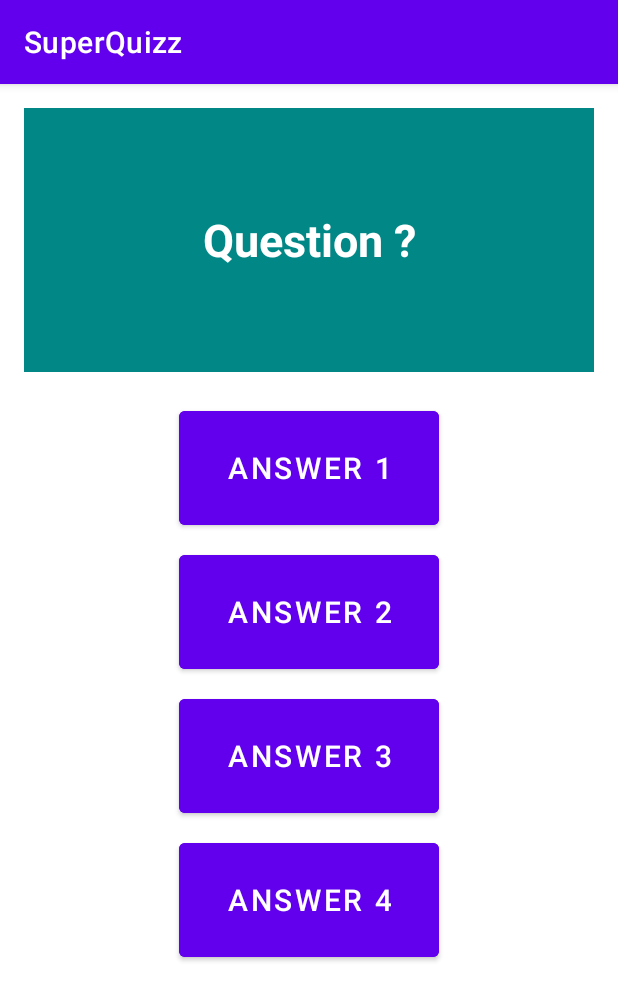
After one commit to lolotoms/superQuizz, an Android app: the fragment QuizzFragment placed in its activity, on a phone screen of 412 x 824 dp. The commit adds this screen. Shown: the top 1001 px of the screen. Run offline under Robolectric (Android 15) with nearby library versions, the phone set to English and light mode, and no system bars.

Commit message:
third chapter

```diff
--- /dev/null
+++ b/app/src/main/java/com/example/superquizz/QuizzFragment.java
@@ -0,0 +1,39 @@
+package com.example.superquizz;
+
+import android.os.Bundle;
+
+import androidx.fragment.app.Fragment;
+
+import android.view.LayoutInflater;
+import android.view.View;
+import android.view.ViewGroup;
+
+/**
+ * A simple {@link Fragment} subclass.
+ * Use the {@link QuizzFragment#newInstance} factory method to
+ * create an instance of this fragment.
+ */
+public class QuizzFragment extends Fragment {
+
+    public QuizzFragment() {
+        // Required empty public constructor
+    }
+
+    // TODO: Rename and change types and number of parameters
+    public static QuizzFragment newInstance() {
+        QuizzFragment fragment = new QuizzFragment();
+        return fragment;
+    }
+
+    @Override
+    public void onCreate(Bundle savedInstanceState) {
+        super.onCreate(savedInstanceState);
+    }
+
+    @Override
+    public View onCreateView(LayoutInflater inflater, ViewGroup container,
+                             Bundle savedInstanceState) {
+        // Inflate the layout for this fragment
+        return inflater.inflate(R.layout.fragment_quizz, container, false);
+    }
+}
--- a/app/src/main/java/com/example/superquizz/WelcomeFragment.java
+++ b/app/src/main/java/com/example/superquizz/WelcomeFragment.java
@@ -5,7 +5,11 @@ import android.os.Bundle;
 import androidx.annotation.NonNull;
 import androidx.annotation.Nullable;
 import androidx.fragment.app.Fragment;
+import androidx.fragment.app.FragmentManager;
+import androidx.fragment.app.FragmentTransaction;
 
+import android.text.Editable;
+import android.text.TextWatcher;
 import android.view.LayoutInflater;
 import android.view.View;
 import android.view.ViewGroup;
@@ -73,7 +77,39 @@ public class WelcomeFragment extends Fragment {
     @Override
     public void onViewCreated(@NonNull View view, @Nullable Bundle savedInstanceState) {
         super.onViewCreated(view, savedInstanceState);
-        binding.playButton.setEnabled(false);
+        binding.welcomeFragmentPlayButton.setEnabled(false);
+        binding.welcomeFragmentUsernameEditText.addTextChangedListener(new TextWatcher() {
+            @Override
+            public void beforeTextChanged(CharSequence s, int start, int count, int after) {
 
+            }
+
+            @Override
+            public void onTextChanged(CharSequence s, int start, int before, int count) {
+
+            }
+
+            @Override
+            public void afterTextChanged(Editable s) {
+                binding.welcomeFragmentPlayButton.setEnabled(!s.toString().isEmpty());
+            }
+        });
+        binding.welcomeFragmentPlayButton.setOnClickListener(new View.OnClickListener(){
+            @Override
+            public void onClick(View v){
+                FragmentManager fragmentManager = getParentFragmentManager();
+                FragmentTransaction fragmentTransaction = fragmentManager.beginTransaction();
+                QuizzFragment quizFragment = QuizzFragment.newInstance();
+                fragmentTransaction.add(R.id.fragment_container_view, quizFragment);
+                //fragmentTransaction.addToBackStack(null);
+                fragmentTransaction.commit();
+            }
+        });
+    }
+
+    @Override
+    public void onStart() {
+        super.onStart();
+        binding.welcomeFragmentPlayButton.setEnabled(false);
     }
 }
--- /dev/null
+++ b/app/src/main/res/layout/fragment_quizz.xml
@@ -0,0 +1,113 @@
+<?xml version="1.0" encoding="utf-8"?>
+<LinearLayout xmlns:android="http://schemas.android.com/apk/res/android"
+    xmlns:tools="http://schemas.android.com/tools"
+    android:id="@+id/quizzFragment"
+    android:layout_width="match_parent"
+    android:layout_height="match_parent"
+    android:orientation="vertical"
+    android:background="@color/white"
+    android:gravity="center_horizontal">
+
+    <!-- TODO: Update blank fragment layout -->
+    <TextView
+        android:id="@+id/quizzFragment_questionTextView"
+        android:layout_width="match_parent"
+        android:layout_height="0dp"
+        android:layout_margin="16dp"
+        android:padding="4dp"
+        android:layout_weight="2"
+        android:background="@color/teal_700"
+        android:gravity="center"
+        android:textColor="@color/white"
+        android:textSize="30sp"
+        android:textStyle="bold"
+        android:text="@string/question_text" />
+
+    <Button
+        android:id="@+id/quizzFragment_answer1Button"
+        android:layout_width="wrap_content"
+        android:layout_height="0dp"
+        android:layout_weight="1"
+        android:layout_margin="4dp"
+        android:paddingVertical="16dp"
+        android:paddingHorizontal="32dp"
+        android:textSize="20sp"
+        android:textColor="@color/white"
+        android:backgroundTint="#6200EE"
+        android:text="@string/answer1"/>
+
+    <Button
+        android:id="@+id/quizzFragment_answer2Button"
+        android:layout_width="wrap_content"
+        android:layout_height="0dp"
+        android:layout_weight="1"
+        android:layout_margin="4dp"
+        android:paddingVertical="16dp"
+        android:paddingHorizontal="32dp"
+        android:textSize="20sp"
+        android:textColor="@color/white"
+        android:backgroundTint="#6200EE"
+        android:text="@string/answer2"/>
+
+    <Button
+        android:id="@+id/quizzFragment_answer3Button"
+        android:layout_width="wrap_content"
+        android:layout_height="0dp"
+        android:layout_weight="1"
+        android:layout_margin="4dp"
+        android:paddingVertical="16dp"
+        android:paddingHorizontal="32dp"
+        android:textSize="20sp"
+        android:textColor="@color/white"
+        android:backgroundTint="#6200EE"
+        android:text="@string/answer3"/>
+
+    <Button
+        android:id="@+id/quizzFragment_answer4Button"
+        android:layout_width="wrap_content"
+        android:layout_height="0dp"
+        android:layout_weight="1"
+        android:layout_margin="4dp"
+        android:paddingVertical="16dp"
+        android:paddingHorizontal="32dp"
+        android:textSize="20sp"
+        android:textColor="@color/white"
+        android:backgroundTint="#6200EE"
+        android:text="@string/answer4"/>
+
+    <LinearLayout
+        android:id="@+id/quizzFragment_validityFragment"
+        android:layout_width="match_parent"
+        android:layout_height="0dp"
+        android:layout_weight="2"
+        android:orientation="horizontal"
+        android:gravity="center">
+
+        <TextView
+            android:id="@+id/validityFragment_validityText"
+            android:layout_width="wrap_content"
+            android:layout_height="wrap_content"
+            android:textColor="@color/black"
+            android:layout_margin="8dp"
+            android:padding="16dp"
+            android:textSize="24sp"
+            android:textStyle="bold"
+            android:text="@string/validity_text"
+            android:textAlignment="textEnd"
+            android:visibility="invisible"
+            tools:visibility="visible" />
+
+        <Button
+            android:id="@+id/next_button"
+            android:layout_width="wrap_content"
+            android:layout_height="wrap_content"
+            android:backgroundTint="#767573"
+            android:layout_margin="8dp"
+            android:padding="16dp"
+            android:textSize="18sp"
+            android:text="@string/next_button"
+            android:visibility="invisible"
+            tools:visibility="visible"/>
+    </LinearLayout>
+
+</LinearLayout>
--- a/app/src/main/res/layout/fragment_welcome.xml
+++ b/app/src/main/res/layout/fragment_welcome.xml
@@ -1,6 +1,7 @@
 <?xml version="1.0" encoding="utf-8"?>
 <LinearLayout xmlns:android="http://schemas.android.com/apk/res/android"
     xmlns:tools="http://schemas.android.com/tools"
+    android:id="@+id/welcomeFragment"
     android:layout_width="match_parent"
     android:layout_height="match_parent"
     android:orientation="vertical"
@@ -9,7 +10,7 @@
 
     <!-- TODO: Update blank fragment layout -->
       <TextView
-        android:id="@+id/welcomeTextView"
+        android:id="@+id/welcomeFragment_welcomeTextView"
         android:layout_width="wrap_content"
         android:layout_height="wrap_content"
         android:layout_gravity="center"
@@ -23,7 +24,7 @@
           android:textColor="@color/black"/>
 
     <TextView
-        android:id="@+id/usernameTextView"
+        android:id="@+id/welcomeFragment_usernameTextView"
         android:layout_width="match_parent"
         android:layout_height="56dp"
         android:gravity="center_horizontal"
@@ -32,7 +33,7 @@
         android:textSize="20sp"
         android:textStyle="bold" />
     <EditText
-        android:id="@+id/usernameEditText"
+        android:id="@+id/welcomeFragment_usernameEditText"
         android:layout_width="match_parent"
         android:layout_height="wrap_content"
         android:layout_marginStart="16dp"
@@ -41,7 +42,7 @@
         android:hint="@string/your_name_edittext"/>
 
     <Button
-        android:id="@+id/playButton"
+        android:id="@+id/welcomeFragment_playButton"
         android:layout_width="wrap_content"
         android:layout_height="wrap_content"
         android:layout_margin="16dp"
--- a/app/src/main/res/values/strings.xml
+++ b/app/src/main/res/values/strings.xml
@@ -5,5 +5,12 @@
     <string name="welcome_wrapper">Welcome to Super Quizz</string>
     <string name="your_name_edittext">Please type your name</string>
     <string name="play_button">Let\'s play</string>
+    <string name="question_text">Question ?</string>
+    <string name="answer1">Answer 1</string>
+    <string name="answer2">Answer 2</string>
+    <string name="answer3">Answer 3</string>
+    <string name="answer4">Answer 4</string>
+    <string name="validity_text">💪 Good Answer !</string>
+    <string name="next_button">Next</string>
 
 </resources>
```
